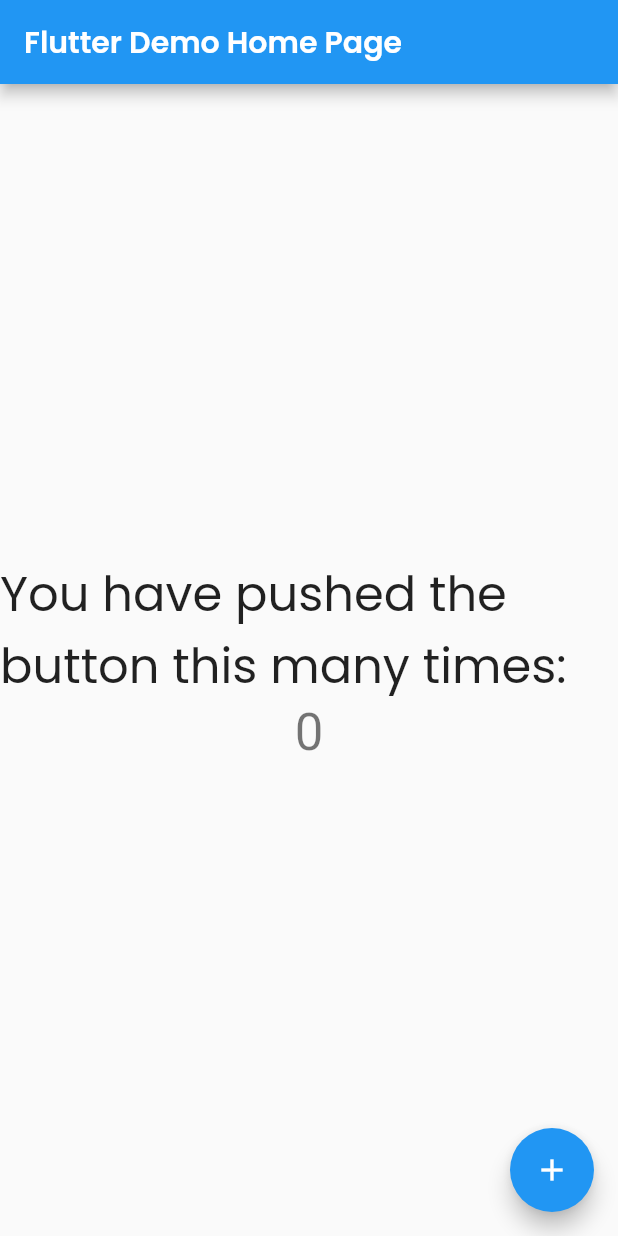
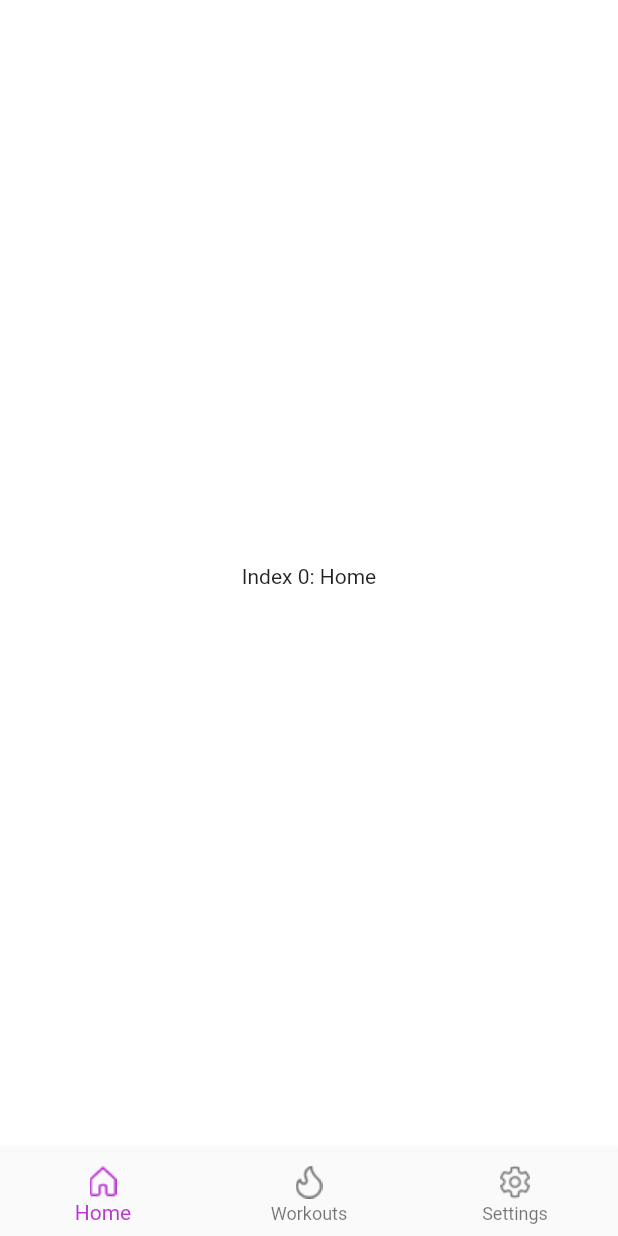
Before and after one commit to alexisbl14/fitness_tracker_app, a Flutter app: the screen it shows after launch, on a phone screen of 412 x 824 dp. Run offline on Flutter 3.47's test engine with Material 2 defaults, Android fonts, the phone set to English and light mode, and no system bars; Roboto replaces fonts that are missing (NotoSansKR).

Commit message:
built a basic tab navigator

```diff
--- a/lib/main.dart
+++ b/lib/main.dart
@@ -1,120 +1,33 @@
 import 'package:flutter/material.dart';
+import 'package:fitness_tracker_app/screens/page/tab_bar_page.dart';
 
-void main() {
-  runApp(const MyApp());
+void main() async {
+  WidgetsFlutterBinding.ensureInitialized();
+  /*SystemChrome.setPreferredOrientations([
+   DeviceOrientation.portraitUp,
+   DeviceOrientation.portraitDown,
+ ]);*/
+  //await Firebase.initializeApp();
+  runApp(MyApp());
 }
 
 class MyApp extends StatelessWidget {
   const MyApp({Key? key}) : super(key: key);
 
-  // This widget is the root of your application.
   @override
   Widget build(BuildContext context) {
+    //final isLoggedIn = FirebaseAuth.instance.currentUser != null;
+
     return MaterialApp(
-      title: 'Flutter Demo',
-      theme: ThemeData(
-        // This is the theme of your application.
-        //
-        // Try running your application with "flutter run". You'll see the
-        // application has a blue toolbar. Then, without quitting the app, try
-        // changing the primarySwatch below to Colors.green and then invoke
-        // "hot reload" (press "r" in the console where you ran "flutter run",
-        // or simply save your changes to "hot reload" in a Flutter IDE).
-        // Notice that the counter didn't reset back to zero; the application
-        // is not restarted.
-        primarySwatch: Colors.blue,
-      ),
-      home: const MyHomePage(title: 'Flutter Demo Home Page'),
-    );
+        debugShowCheckedModeBanner: false,
+        title: 'Fitness',
+        theme: ThemeData(
+          textTheme: const TextTheme(bodyText1: TextStyle(color: Colors.black)),
+          fontFamily: 'NotoSansKR',
+          scaffoldBackgroundColor: Colors.white,
+          visualDensity: VisualDensity.adaptivePlatformDensity,
+        ),
+        //home: isLoggedIn ? TabBarPage() : OnboardingPage(),
+        home: const TabBarPage());
   }
 }
-
-class MyHomePage extends StatefulWidget {
-  const MyHomePage({Key? key, required this.title}) : super(key: key);
-
-  // This widget is the home page of your application. It is stateful, meaning
-  // that it has a State object (defined below) that contains fields that affect
-  // how it looks.
-
-  // This class is the configuration for the state. It holds the values (in this
-  // case the title) provided by the parent (in this case the App widget) and
-  // used by the build method of the State. Fields in a Widget subclass are
-  // always marked "final".
-
-  final String title;
-
-  @override
-  State<MyHomePage> createState() => _MyHomePageState();
-}
-
-class _MyHomePageState extends State<MyHomePage> {
-  int _counter = 0;
-
-  void _incrementCounter() {
-    setState(() {
-      // This call to setState tells the Flutter framework that something has
-      // changed in this State, which causes it to rerun the build method below
-      // so that the display can reflect the updated values. If we changed
-      // _counter without calling setState(), then the build method would not be
-      // called again, and so nothing would appear to happen.
-      _counter++;
-    });
-  }
-
-  @override
-  Widget build(BuildContext context) {
-    // This method is rerun every time setState is called, for instance as done
-    // by the _incrementCounter method above.
-    //
-    // The Flutter framework has been optimized to make rerunning build methods
-    // fast, so that you can just rebuild anything that needs updating rather
-    // than having to individually change instances of widgets.
-    return Scaffold(
-      appBar: AppBar(
-        // Here we take the value from the MyHomePage object that was created by
-        // the App.build method, and use it to set our appbar title.
-        title: Text(
-          widget.title,
-          style: const TextStyle(
-              fontFamily: 'Poppins', fontWeight: FontWeight.w600),
-        ),
-      ),
-      body: Center(
-        // Center is a layout widget. It takes a single child and positions it
-        // in the middle of the parent.
-        child: Column(
-          // Column is also a layout widget. It takes a list of children and
-          // arranges them vertically. By default, it sizes itself to fit its
-          // children horizontally, and tries to be as tall as its parent.
-          //
-          // Invoke "debug painting" (press "p" in the console, choose the
-          // "Toggle Debug Paint" action from the Flutter Inspector in Android
-          // Studio, or the "Toggle Debug Paint" command in Visual Studio Code)
-          // to see the wireframe for each widget.
-          //
-          // Column has various properties to control how it sizes itself and
-          // how it positions its children. Here we use mainAxisAlignment to
-          // center the children vertically; the main axis here is the vertical
-          // axis because Columns are vertical (the cross axis would be
-          // horizontal).
-          mainAxisAlignment: MainAxisAlignment.center,
-          children: <Widget>[
-            const Text(
-              'You have pushed the button this many times:',
-              style: TextStyle(fontSize: 32, fontFamily: 'Poppins'),
-            ),
-            Text(
-              '$_counter',
-              style: Theme.of(context).textTheme.headline4,
-            ),
-          ],
-        ),
-      ),
-      floatingActionButton: FloatingActionButton(
-        onPressed: _incrementCounter,
-        tooltip: 'Increment',
-        child: const Icon(Icons.add),
-      ), // This trailing comma makes auto-formatting nicer for build methods.
-    );
-  }
-}
--- /dev/null
+++ b/lib/screens/page/tab_bar_page.dart
@@ -0,0 +1,58 @@
+import 'package:flutter/src/foundation/key.dart';
+import 'package:flutter/src/widgets/framework.dart';
+import 'package:flutter/material.dart';
+
+class TabBarPage extends StatefulWidget {
+  const TabBarPage({Key? key}) : super(key: key);
+
+  @override
+  State<TabBarPage> createState() => _TabBarPageState();
+}
+
+class _TabBarPageState extends State<TabBarPage> {
+  int _selectedIndex = 0;
+  static const List<Widget> _tabBarOptions = <Widget>[
+    Text(
+      'Index 0: Home',
+    ),
+    Text(
+      'Index 1: Workouts',
+    ),
+    Text(
+      'Index 2: Settings',
+    ),
+  ];
+
+  void _onTabTapped(int index) {
+    setState(() {
+      _selectedIndex = index;
+    });
+  }
+
+  @override
+  Widget build(BuildContext context) {
+    return SafeArea(
+      child: Scaffold(
+        body: Center(
+          child: _tabBarOptions.elementAt(_selectedIndex),
+        ),
+        bottomNavigationBar: BottomNavigationBar(
+          items: const <BottomNavigationBarItem>[
+            BottomNavigationBarItem(
+                icon: ImageIcon(AssetImage("assets/icons/home_icon.png")),
+                label: 'Home'),
+            BottomNavigationBarItem(
+                icon: ImageIcon(AssetImage("assets/icons/workouts_icon.png")),
+                label: 'Workouts'),
+            BottomNavigationBarItem(
+                icon: ImageIcon(AssetImage("assets/icons/settings_icon.png")),
+                label: 'Settings'),
+          ],
+          currentIndex: _selectedIndex,
+          selectedItemColor: Color.fromARGB(255, 186, 56, 209),
+          onTap: _onTabTapped,
+        ),
+      ),
+    );
+  }
+}
```
Also changed, not shown: lib/oldmain.dart (added, +171 -0 lines), pubspec.yaml (+7 -3 lines), assets/icons/home_icon.png (added), assets/icons/settings_icon.png (added), assets/icons/workouts_icon.png (added), pubspec.lock.
